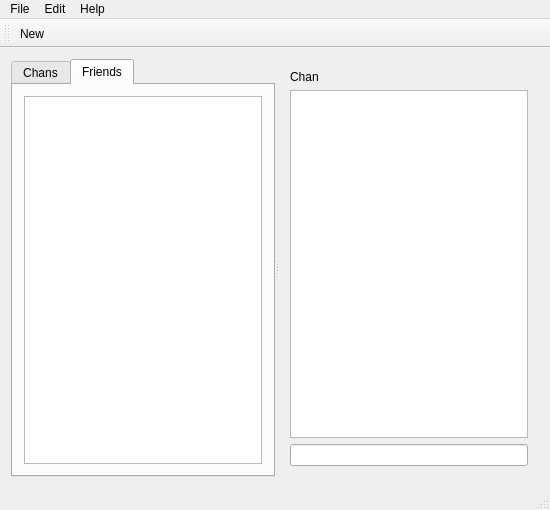
Before: the Qt Designer form client/mainwindow.ui in sush/Live-Jamming, drawn with Qt 5.
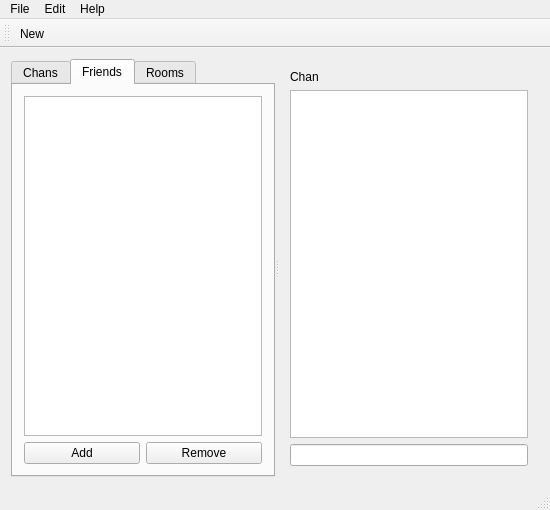
After: the same form once the commit is applied. The open tabs and pages were chosen to show the change.

Diff of the .ui file:
```diff
--- a/client/mainwindow.ui
+++ b/client/mainwindow.ui
@@ -65,6 +65,34 @@
             </property>
            </column>
           </widget>
+         </item>
+         <item>
+          <layout class="QHBoxLayout" name="horizontalLayout_3">
+           <item>
+            <widget class="QPushButton" name="pushButton_2">
+             <property name="text">
+              <string>Add</string>
+             </property>
+            </widget>
+           </item>
+           <item>
+            <widget class="QPushButton" name="pushButton">
+             <property name="text">
+              <string>Remove</string>
+             </property>
+            </widget>
+           </item>
+          </layout>
+         </item>
+        </layout>
+       </widget>
+       <widget class="QWidget" name="Room">
+        <attribute name="title">
+         <string>Rooms</string>
+        </attribute>
+        <layout class="QHBoxLayout" name="horizontalLayout_2">
+         <item>
+          <widget class="QListView" name="listView"/>
          </item>
         </layout>
        </widget>
```
Left out of the diff: 2 changed lines with no effect on the pictures.
